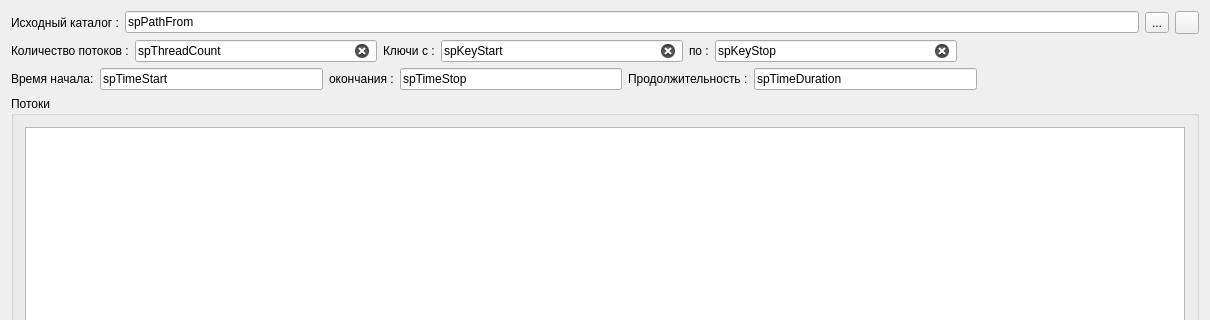
Above: server/prS63BruteForceServer/prS63BruteForceServer.ui from zaqwsx1277/prS63BruteForce before the change; both pictures show x 0 to 1210 and y 0 to 320 of the 1210 by 627 pixel window. Below: the same form after it.
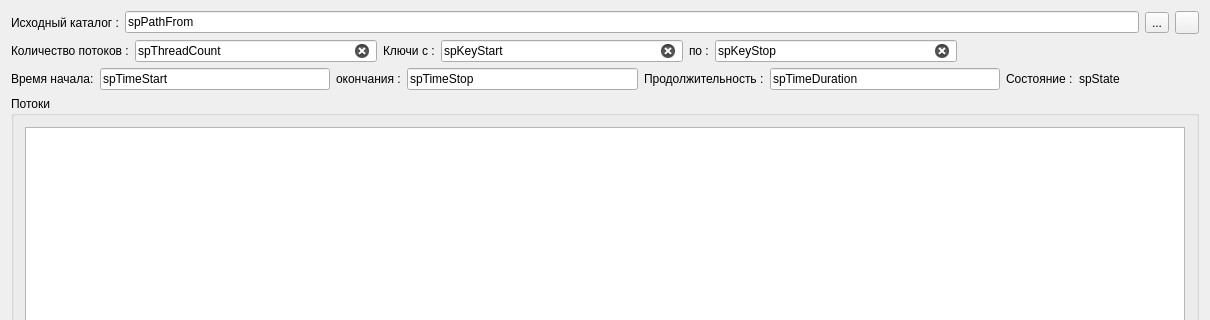
That is the form after the change. Icons and pictures are not drawn.

Diff of the .ui file:
```diff
--- a/server/prS63BruteForceServer/prS63BruteForceServer.ui
+++ b/server/prS63BruteForceServer/prS63BruteForceServer.ui
@@ -188,17 +188,36 @@
        </widget>
       </item>
       <item>
-       <spacer name="horizontalSpacer_2">
-        <property name="orientation">
-         <enum>Qt::Horizontal</enum>
+       <widget class="QLabel" name="label_8">
+        <property name="text">
+         <string>Состояние :</string>
         </property>
-        <property name="sizeHint" stdset="0">
+       </widget>
+      </item>
+      <item>
+       <widget class="QLabel" name="spState">
+        <property name="sizePolicy">
+         <sizepolicy hsizetype="Fixed" vsizetype="Fixed">
+          <horstretch>0</horstretch>
+          <verstretch>0</verstretch>
+         </sizepolicy>
+        </property>
+        <property name="minimumSize">
          <size>
-          <width>40</width>
-          <height>20</height>
+          <width>120</width>
+          <height>0</height>
          </size>
         </property>
-       </spacer>
+        <property name="maximumSize">
+         <size>
+          <width>120</width>
+          <height>16777215</height>
+         </size>
+        </property>
+        <property name="text">
+         <string>spState</string>
+        </property>
+       </widget>
       </item>
      </layout>
     </item>
```
